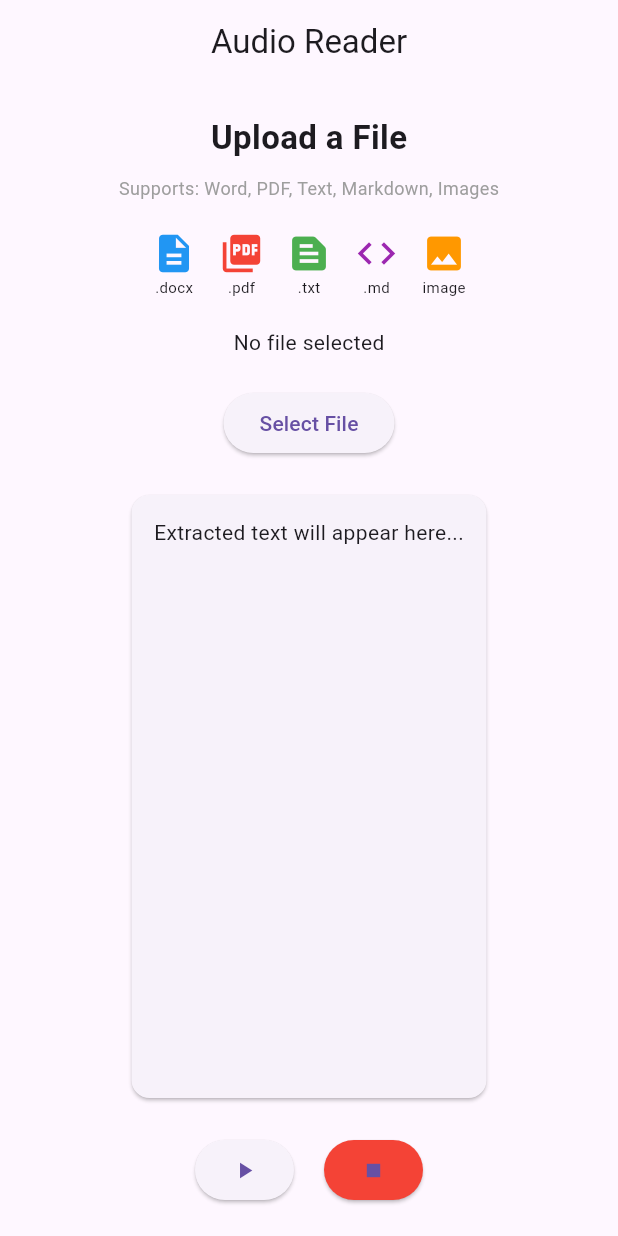
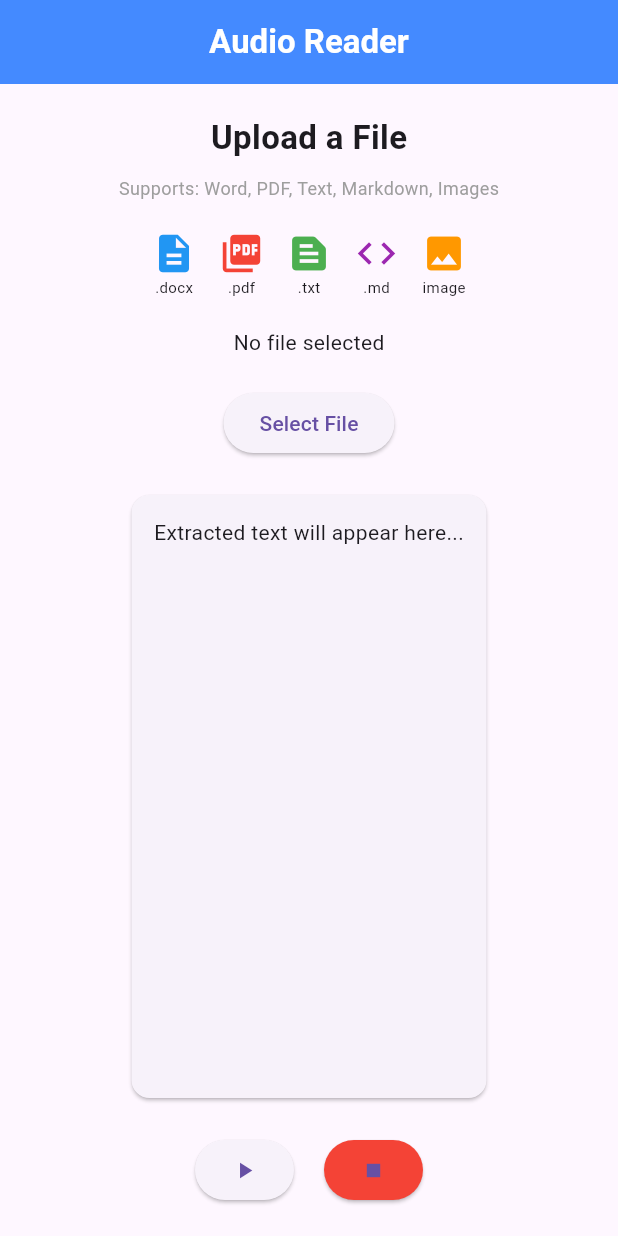
Before and after one commit to solankarrushi16/audio-reader-app, a Flutter app: the screen it shows after launch, on a phone screen of 412 x 824 dp. Run offline on Flutter 3.47's test engine with Material 3 defaults, Android fonts, the phone set to English and light mode, and no system bars.

Commit message:
UI change

```diff
--- a/lib/main.dart
+++ b/lib/main.dart
@@ -25,8 +25,15 @@ class HomePage extends StatelessWidget {
     return Scaffold(
       // App Bar
       appBar: AppBar(
-        title: const Text('Audio Reader'),
+        title: const Text(
+          'Audio Reader',
+          style: TextStyle(
+            color: Colors.white,
+            fontWeight: FontWeight.bold,
+          ),
+        ),
         centerTitle: true,
+        backgroundColor: Colors.blueAccent,
       ),
 
       // Body
```
